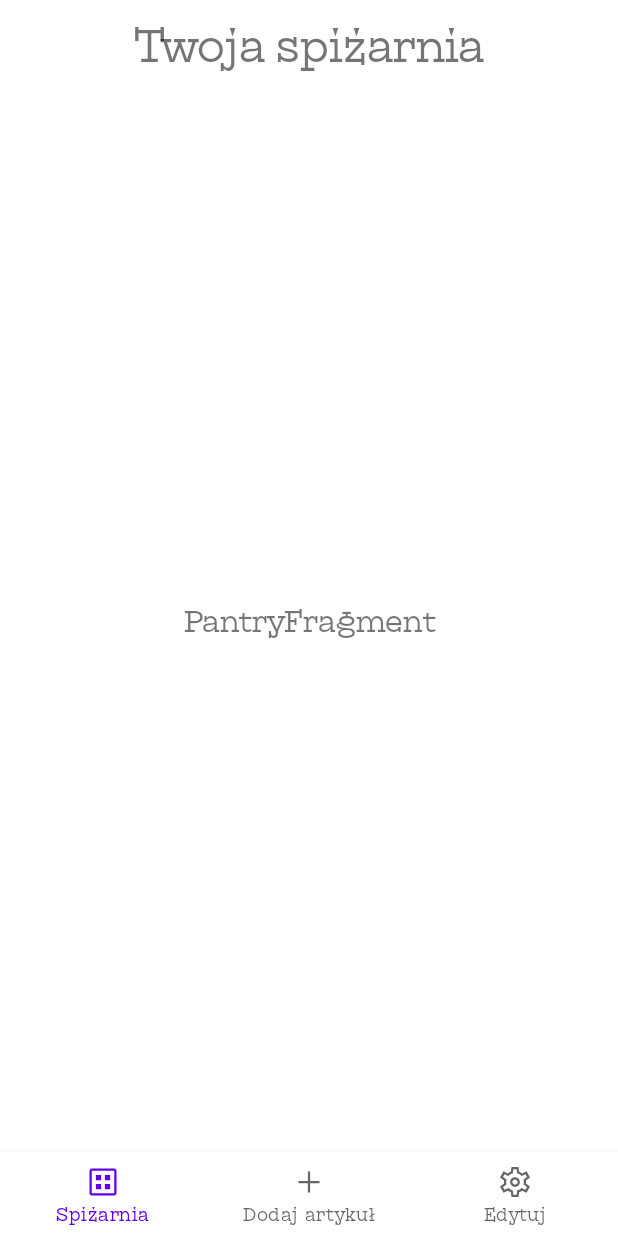
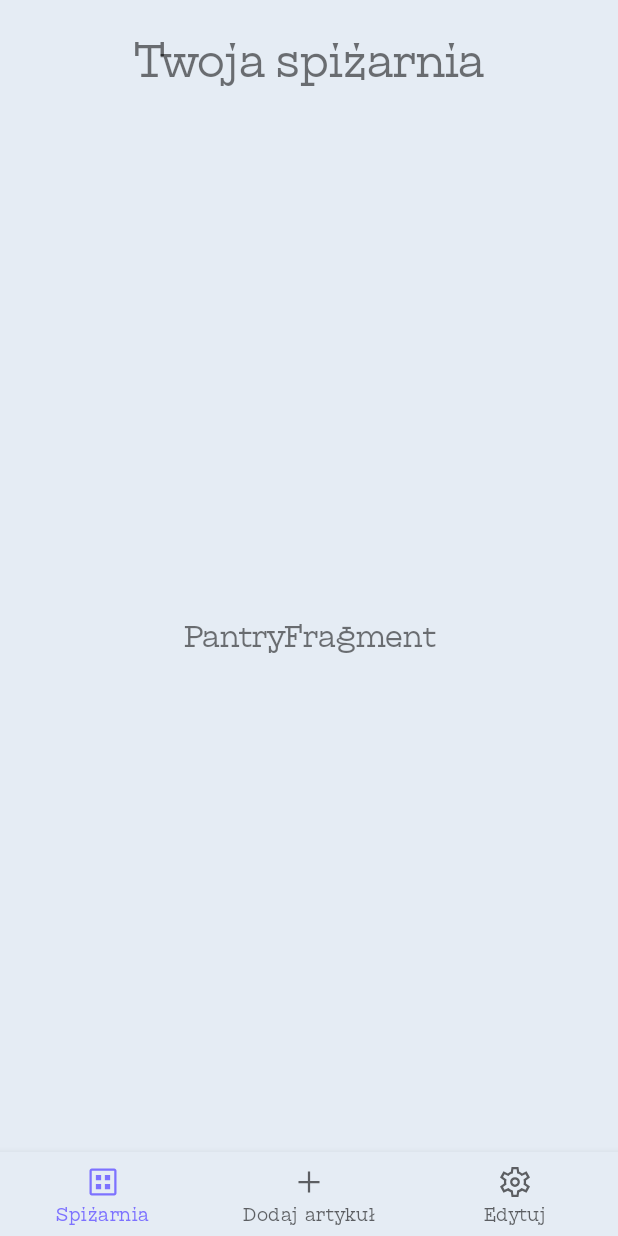
Before and after one commit to TiEmKej/virtual-pantry, an Android app: the screen it shows after launch (MainActivity), on a phone screen of 412 x 824 dp. Run offline under Robolectric (Android 15) with nearby library versions, the phone set to English and light mode, and no system bars.

Commit message:
Color Update and minor layout changes

```diff
--- a/VirtualPantry/app/src/main/res/layout/activity_main.xml
+++ b/VirtualPantry/app/src/main/res/layout/activity_main.xml
@@ -4,14 +4,15 @@
     xmlns:tools="http://schemas.android.com/tools"
     android:layout_width="match_parent"
     android:layout_height="match_parent"
-    tools:context=".MainActivity">
+    tools:context=".MainActivity"
+    android:background="@color/appOnPrimary">
 
     <TextView
         android:id="@+id/tvAppName"
         android:layout_width="match_parent"
         android:layout_height="wrap_content"
         android:gravity="center_horizontal"
-        android:padding="10dp"
+        android:padding="20dp"
         android:text="Twoja spiżarnia"
         android:textSize="30sp"
         app:layout_constraintEnd_toEndOf="parent"
@@ -31,6 +32,7 @@
 
     <com.google.android.material.bottomnavigation.BottomNavigationView
         android:id="@+id/bnvMenuBar"
+        android:background="@color/appOnPrimary"
         android:layout_width="match_parent"
         android:layout_height="wrap_content"
         app:layout_constraintBottom_toBottomOf="parent"
--- a/VirtualPantry/app/src/main/res/values/colors.xml
+++ b/VirtualPantry/app/src/main/res/values/colors.xml
@@ -7,4 +7,7 @@
     <color name="teal_700">#FF018786</color>
     <color name="black">#FF000000</color>
     <color name="white">#FFFFFFFF</color>
+    <color name="appOnPrimary">#FFE5ECF4</color>
+    <color name="appPrimary">#FF7D72FF</color>
+    <color name="appPrimaryVariant">#CCB4ADFF</color>
 </resources>
--- a/VirtualPantry/app/src/main/res/values/themes.xml
+++ b/VirtualPantry/app/src/main/res/values/themes.xml
@@ -2,9 +2,9 @@
     <!-- Base application theme. -->
     <style name="Theme.VirtualPantry" parent="Theme.MaterialComponents.DayNight.NoActionBar">
         <!-- Primary brand color. -->
-        <item name="colorPrimary">@color/purple_500</item>
-        <item name="colorPrimaryVariant">@color/purple_700</item>
-        <item name="colorOnPrimary">@color/white</item>
+        <item name="colorPrimary">@color/appPrimary</item>
+        <item name="colorPrimaryVariant">@color/appPrimaryVariant</item>
+        <item name="colorOnPrimary">@color/appOnPrimary</item>
         <!-- Secondary brand color. -->
         <item name="colorSecondary">@color/teal_200</item>
         <item name="colorSecondaryVariant">@color/teal_700</item>
```
